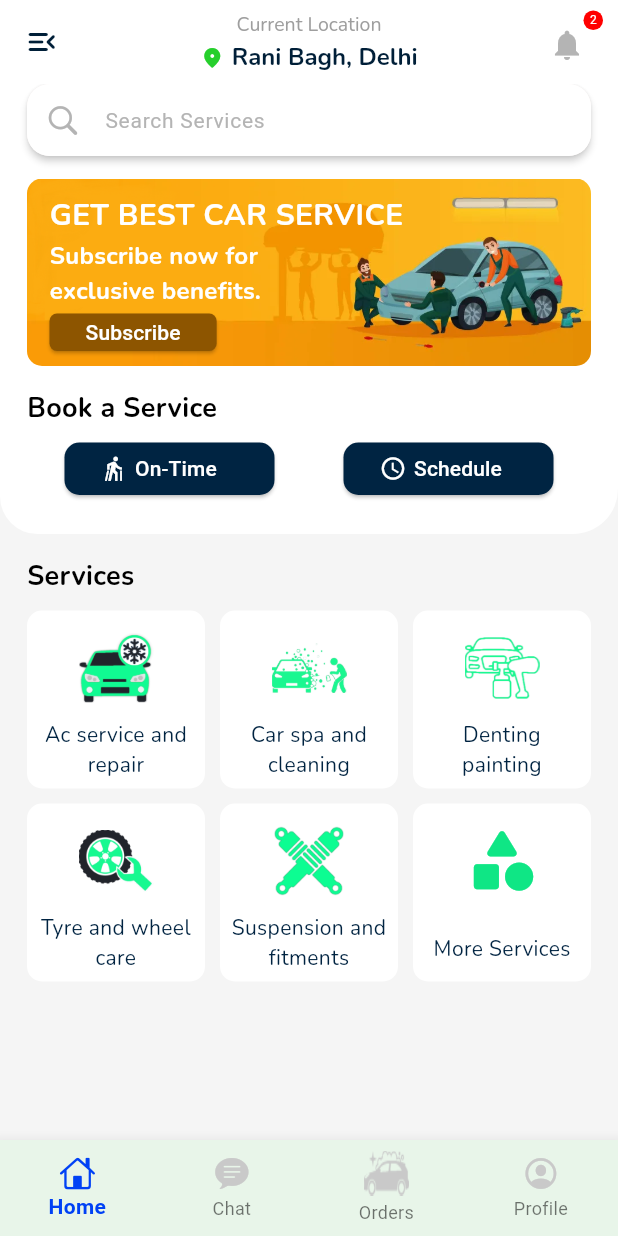
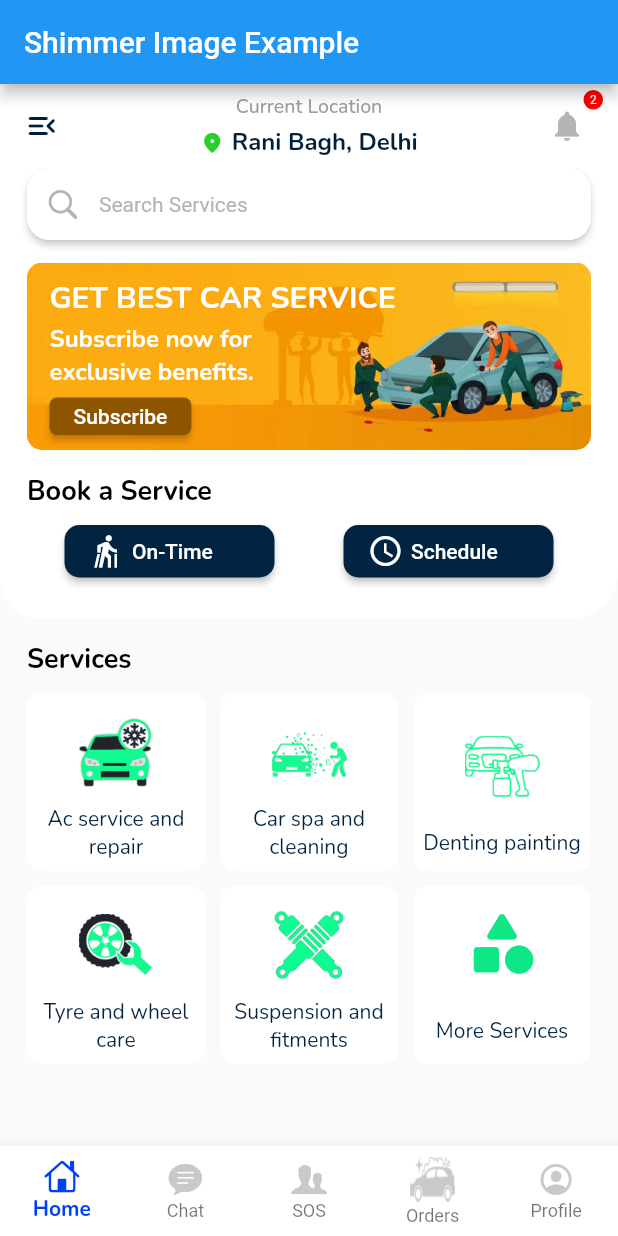
Before and after one commit to honeybansal2968/hm_cust_flutter.fork, a Flutter app: the screen it shows after launch, on a phone screen of 412 x 824 dp. Run offline on Flutter 3.47's test engine with Material 2 defaults, Android fonts, the phone set to English and light mode, and no system bars; drawn by our look-alikes of carousel_slider; our stand-ins replace flutter_svg, get, google_fonts, image_picker, video_player.

Commit message:
updated landing page ui

```diff
--- a/lib/main.dart
+++ b/lib/main.dart
@@ -1,40 +1,78 @@
 import 'package:flutter/material.dart';
-import 'package:get/get.dart';
-import 'package:hm_cust_flutter/getx/controllerCall.dart';
-import 'package:hm_cust_flutter/screens/add_to_cart_module/pages/add_to_cart_page.dart';
-import 'package:hm_cust_flutter/screens/chat_module/pages/chat_page.dart';
-import 'package:hm_cust_flutter/screens/home/home.dart';
-import 'package:hm_cust_flutter/screens/home/pages/home_screen.dart';
-import 'package:hm_cust_flutter/screens/profile_module/pages/user_profile.dart';
-import 'package:hm_cust_flutter/screens/signin/pages/signin.dart';
-import 'package:hm_cust_flutter/temp.dart';
-import 'package:provider/provider.dart';
+import 'screens/home/home.dart';
 
 void main() {
-  runApp(MyApp());
+  runApp(const MyApp());
+}
+
+class ShimmerImage extends StatefulWidget {
+  const ShimmerImage({super.key});
+
+  @override
+  _ShimmerImageState createState() => _ShimmerImageState();
+}
+
+class _ShimmerImageState extends State<ShimmerImage>
+    with SingleTickerProviderStateMixin {
+  late AnimationController _controller;
+  late Animation<Color?> _animation;
+
+  @override
+  void initState() {
+    super.initState();
+
+    _controller = AnimationController(
+      duration: const Duration(seconds: 1),
+      vsync: this,
+    )..repeat(reverse: true);
+
+    _animation = ColorTween(
+      begin: Colors.grey.shade300,
+      end: Colors.grey.shade100,
+    ).animate(_controller);
+  }
+
+  @override
+  Widget build(BuildContext context) {
+    return AnimatedContainer(
+      duration: const Duration(seconds: 1),
+      decoration: BoxDecoration(
+        gradient: LinearGradient(
+          begin: Alignment.topLeft,
+          end: Alignment.bottomRight,
+          colors: [_animation.value!, Colors.grey.shade200, _animation.value!],
+          stops: const [0.0, 0.5, 1.0],
+        ),
+      ),
+      child: const Image(
+        image: NetworkImage(
+            'https://placekitten.com/300/300'), // Replace with your image URL
+        fit: BoxFit.cover,
+      ),
+    );
+  }
+
+  @override
+  void dispose() {
+    _controller.dispose();
+    super.dispose();
+  }
 }
 
 class MyApp extends StatelessWidget {
-  MyApp({super.key});
+  const MyApp({super.key});
 
-  // This widget is the root of your application.
-  ControllerInitialization controllerInitialization =
-      Get.put(ControllerInitialization());
   @override
   Widget build(BuildContext context) {
-    return MultiProvider(
-        providers: [
-          ChangeNotifierProvider(
-            create: (context) => null,
-          ),
-        ],
-        child: GetMaterialApp(
-          debugShowCheckedModeBanner: false,
-          theme: ThemeData(
-            colorScheme: ColorScheme.fromSeed(seedColor: Colors.red),
-            useMaterial3: true,
-          ),
-          home: const MyHomePage(),
-        ));
+    return MaterialApp(
+      home: Scaffold(
+        appBar: AppBar(
+          title: const Text('Shimmer Image Example'),
+        ),
+        body: const Center(
+          child: MyHomePage(),
+        ),
+      ),
+    );
   }
 }
--- /dev/null
+++ b/lib/screens/home/controller/dashboard_controller.dart
@@ -0,0 +1,21 @@
+import 'package:flutter/material.dart';
+import 'package:get/get.dart';
+
+class DashboardController extends GetxController {
+  // scroll controller of dashboard
+  ScrollController scrollController = ScrollController();
+  void handleScroll(ScrollNotification notification, double screenHeight) {
+    if (notification is ScrollUpdateNotification) {
+      if (notification.metrics.pixels > screenHeight / 4 && isVisible) {
+        isVisible = false;
+      } else if (notification.metrics.pixels <= screenHeight / 4 &&
+          !isVisible) {
+        isVisible = true;
+      }
+    }
+    update();
+  }
+
+  // visibility of floating action button
+  bool isVisible = true;
+}
--- a/lib/screens/home/controller/home_screen_manage.dart
+++ b/lib/screens/home/controller/home_screen_manage.dart
@@ -11,8 +11,9 @@ class NavigationController extends GetxController {
   final List<Widget> pages = [
     const HomePage(),
     const ChatPage(),
+    const ChatPage(),
     const UserOrders(),
-     UserProfile(),
+    UserProfile(),
   ];
 
   Widget get currentPage => pages[currentIndex];
--- a/lib/screens/home/home.dart
+++ b/lib/screens/home/home.dart
@@ -1,6 +1,7 @@
 import 'package:flutter/cupertino.dart';
 import 'package:flutter/material.dart';
 import 'package:get/get.dart';
+import 'package:google_fonts/google_fonts.dart';
 import 'package:hm_cust_flutter/screens/home/controller/home_screen_manage.dart';
 import 'package:hm_cust_flutter/themes/colors.dart';
 import 'package:hm_cust_flutter/ui_utils/app_colors.dart';
@@ -13,7 +14,9 @@ class MyHomePage extends StatelessWidget {
   @override
   Widget build(BuildContext context) {
     return Scaffold(
-      backgroundColor: const Color.fromARGB(255, 245, 245, 245),
+        resizeToAvoidBottomInset: true,
+        extendBody: true,
+        backgroundColor: const Color.fromARGB(255, 245, 245, 245),
         drawer: AppDrawer(),
         appBar: const CommonAppBar(),
         body: GetBuilder<NavigationController>(
@@ -27,12 +30,13 @@ class MyHomePage extends StatelessWidget {
           builder: (controller) {
             return BottomNavigationBar(
               selectedIconTheme: const IconThemeData(color: Colors.teal),
-              backgroundColor: Colors.green.shade50,
+              backgroundColor: Colors.white,
               currentIndex: controller.currentIndex,
               onTap: (value) {
                 controller.changePage(value);
               },
-              selectedLabelStyle: const TextStyle(fontWeight: FontWeight.bold),
+              selectedLabelStyle:
+                  GoogleFonts.nunito(fontWeight: FontWeight.bold, fontSize: 14),
               selectedItemColor: kPrimaryColor,
               type: BottomNavigationBarType.fixed,
               items: [
@@ -52,6 +56,16 @@ class MyHomePage extends StatelessWidget {
                     ),
                     icon: Icon(
                       CupertinoIcons.chat_bubble_text_fill,
+                      color: inactiveColor,
+                    )),
+                const BottomNavigationBarItem(
+                    label: "SOS",
+                    activeIcon: Icon(
+                      CupertinoIcons.person_2_alt,
+                      color: Colors.red,
+                    ),
+                    icon: Icon(
+                      CupertinoIcons.person_2_alt,
                       color: inactiveColor,
                     )),
                 BottomNavigationBarItem(
--- a/lib/screens/home/pages/home_screen.dart
+++ b/lib/screens/home/pages/home_screen.dart
@@ -1,4 +1,6 @@
 import 'package:flutter/material.dart';
+import 'package:get/get.dart';
+import 'package:hm_cust_flutter/screens/home/controller/dashboard_controller.dart';
 import 'package:hm_cust_flutter/screens/home/pages/components/banner.dart';
 import 'package:hm_cust_flutter/screens/home/pages/components/book_service_widget.dart';
 import 'package:hm_cust_flutter/screens/home/pages/components/customColumn.dart';
@@ -10,8 +12,13 @@ class HomePage extends StatelessWidget {
 
   @override
   Widget build(BuildContext context) {
-    return SingleChildScrollView(
-      child: SafeArea(
+    Size size = MediaQuery.of(context).size;
+    return SafeArea(
+        child: GetBuilder<DashboardController>(
+      init: DashboardController(),
+      builder: (controller) {
+        return Scaffold(
+          body: SingleChildScrollView(
             child: Column(
               crossAxisAlignment: CrossAxisAlignment.start,
               children: [
@@ -33,7 +40,8 @@ class HomePage extends StatelessWidget {
                 const SizedBox(
                   height: 15,
                 ),
-            const ServicesWidget()
+                const ServicesWidget(),
+
                 // SizedBox(
                 //   height: 150,
                 //   child: SingleChildScrollView(
@@ -300,5 +308,7 @@ class HomePage extends StatelessWidget {
             ),
           ),
         );
+      },
+    ));
   }
 }
```
Also changed, not shown: lib/screens/home/pages/components/book_service_widget.dart (+4 -9 lines), firebase.json (added), 3 other files. Lines whose indentation alone changed are shown as unchanged.
